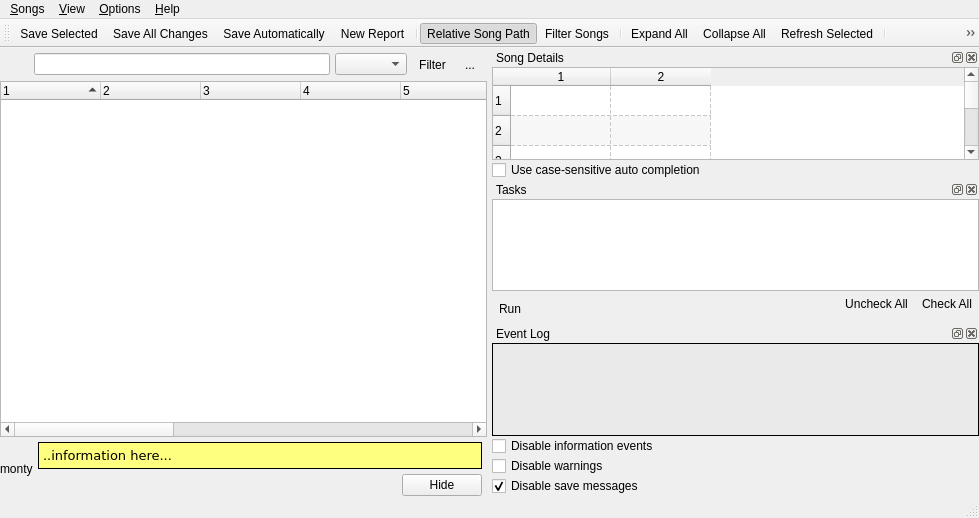
Above: uman/src/QUMainWindow.ui from UltraStar-Deluxe/UltraStar-Manager before the change. Below: the same form after it.
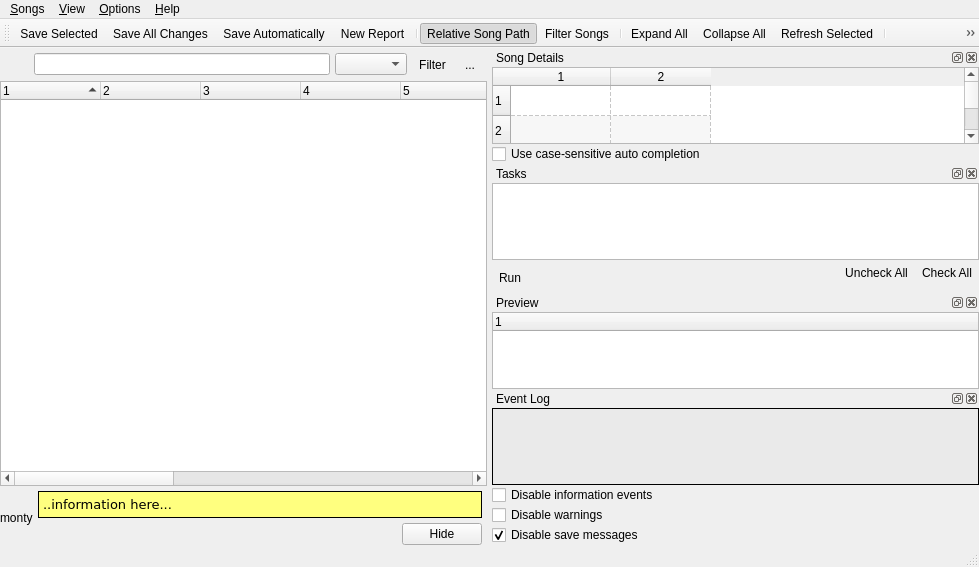
That is the form after the change. Icons and pictures are not drawn. Custom widgets are drawn as their Qt base class.

Commit message: preview window implemented; id3 tag status bar preview removed

```diff
--- a/uman/src/QUMainWindow.ui
+++ b/uman/src/QUMainWindow.ui
@@ -6,7 +6,7 @@
     <x>0</x>
     <y>0</y>
     <width>979</width>
-    <height>518</height>
+    <height>567</height>
    </rect>
   </property>
   <property name="acceptDrops" >
@@ -19,6 +19,14 @@
    <iconset resource="images/uman.qrc" >:/icons/cup.png</iconset>
   </property>
   <widget class="QWidget" name="centralwidget" >
+   <property name="geometry" >
+    <rect>
+     <x>0</x>
+     <y>48</y>
+     <width>979</width>
+     <height>498</height>
+    </rect>
+   </property>
    <layout class="QVBoxLayout" >
     <property name="spacing" >
      <number>5</number>
@@ -445,6 +453,14 @@
            <string>Song Details</string>
           </property>
           <widget class="QWidget" name="dockWidgetContents" >
+           <property name="geometry" >
+            <rect>
+             <x>0</x>
+             <y>22</y>
+             <width>484</width>
+             <height>89</height>
+            </rect>
+           </property>
            <layout class="QVBoxLayout" >
             <property name="spacing" >
              <number>0</number>
@@ -554,6 +570,14 @@
            <string>Tasks</string>
           </property>
           <widget class="QWidget" name="dockWidgetContents_2" >
+           <property name="geometry" >
+            <rect>
+             <x>0</x>
+             <y>22</y>
+             <width>484</width>
+             <height>115</height>
+            </rect>
+           </property>
            <layout class="QVBoxLayout" >
             <property name="spacing" >
              <number>2</number>
@@ -715,12 +739,54 @@
           </widget>
          </widget>
         </item>
+        <item>
+         <widget class="QDockWidget" name="previewDock" >
+          <property name="windowTitle" >
+           <string>Preview</string>
+          </property>
+          <widget class="QWidget" name="dockWidgetContents_4" >
+           <property name="geometry" >
+            <rect>
+             <x>0</x>
+             <y>22</y>
+             <width>484</width>
+             <height>71</height>
+            </rect>
+           </property>
+           <layout class="QVBoxLayout" name="verticalLayout" >
+            <property name="spacing" >
+             <number>0</number>
+            </property>
+            <property name="margin" >
+             <number>0</number>
+            </property>
+            <item>
+             <widget class="QUPreviewTree" name="previewTree" >
+              <column>
+               <property name="text" >
+                <string>1</string>
+               </property>
+              </column>
+             </widget>
+            </item>
+           </layout>
+          </widget>
+         </widget>
+        </item>
         <item>
          <widget class="QDockWidget" name="eventsDock" >
           <property name="windowTitle" >
            <string>Event Log</string>
           </property>
           <widget class="QWidget" name="dockWidgetContents_3" >
+           <property name="geometry" >
+            <rect>
+             <x>0</x>
+             <y>22</y>
+             <width>484</width>
+             <height>131</height>
+            </rect>
+           </property>
            <layout class="QVBoxLayout" >
             <property name="spacing" >
              <number>0</number>
@@ -925,7 +991,16 @@
    <addaction name="menuOptions" />
    <addaction name="menuAbout_Qt" />
   </widget>
-  <widget class="QStatusBar" name="statusbar" />
+  <widget class="QStatusBar" name="statusbar" >
+   <property name="geometry" >
+    <rect>
+     <x>0</x>
+     <y>546</y>
+     <width>979</width>
+     <height>21</height>
+    </rect>
+   </property>
+  </widget>
   <widget class="QToolBar" name="toolBar" >
    <property name="windowTitle" >
     <string>Toolbar</string>
@@ -1169,6 +1244,11 @@
    <extends>QTreeWidget</extends>
    <header>QUSongTree.h</header>
   </customwidget>
+  <customwidget>
+   <class>QUPreviewTree</class>
+   <extends>QTreeWidget</extends>
+   <header>QUPreviewTree.h</header>
+  </customwidget>
  </customwidgets>
  <resources>
   <include location="images/uman.qrc" />
```
Left out of the diff: 142 changed lines with no effect on the pictures. The commit also changes 14 other files.
